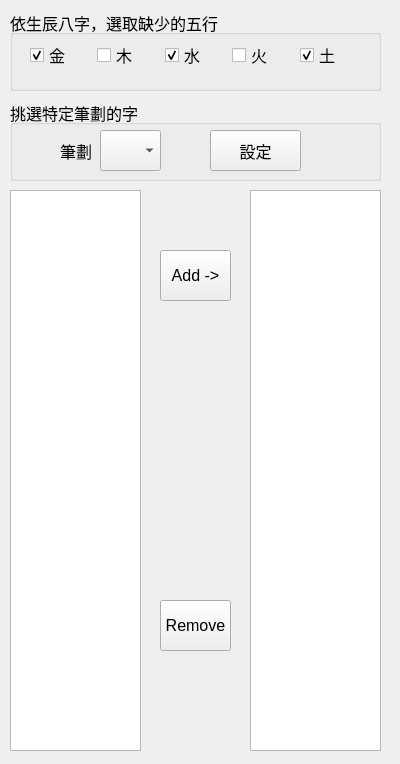
This is SelectWord.ui in maticchiu/Naming as Qt 5 draws it before an edit. The edited form follows.
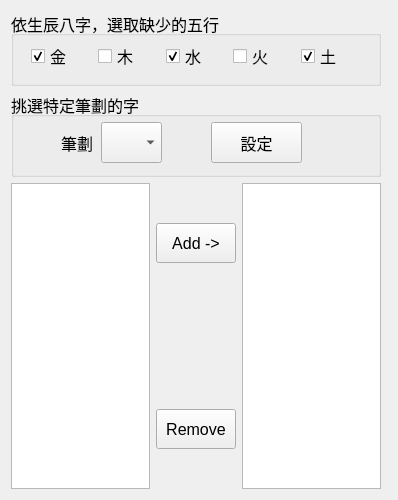
This is the edited form.

Diff of the .ui file:
```diff
--- a/SelectWord.ui
+++ b/SelectWord.ui
@@ -6,10 +6,16 @@
    <rect>
     <x>0</x>
     <y>0</y>
-    <width>400</width>
-    <height>764</height>
+    <width>394</width>
+    <height>500</height>
    </rect>
   </property>
+  <property name="sizePolicy">
+   <sizepolicy hsizetype="Fixed" vsizetype="Preferred">
+    <horstretch>0</horstretch>
+    <verstretch>0</verstretch>
+   </sizepolicy>
+  </property>
   <property name="font">
    <font>
     <pointsize>12</pointsize>
@@ -18,14 +24,20 @@
   <property name="windowTitle">
    <string>Select Words</string>
   </property>
+  <layout class="QFormLayout" name="formLayout">
+   <item row="1" column="0">
   <widget class="QGroupBox" name="groupBox_2">
-   <property name="geometry">
-    <rect>
-     <x>10</x>
-     <y>10</y>
-     <width>371</width>
-     <height>81</height>
-    </rect>
+     <property name="sizePolicy">
+      <sizepolicy hsizetype="Fixed" vsizetype="Fixed">
+       <horstretch>0</horstretch>
+       <verstretch>0</verstretch>
+      </sizepolicy>
+     </property>
+     <property name="minimumSize">
+      <size>
+       <width>370</width>
+       <height>75</height>
+      </size>
    </property>
    <property name="title">
     <string>依生辰八字，選取缺少的五行</string>
@@ -87,70 +99,20 @@
     </layout>
    </widget>
   </widget>
-  <widget class="QListWidget" name="listWidget_WordList">
-   <property name="geometry">
-    <rect>
-     <x>10</x>
-     <y>190</y>
-     <width>131</width>
-     <height>561</height>
-    </rect>
-   </property>
-   <property name="font">
-    <font>
-     <pointsize>12</pointsize>
-    </font>
-   </property>
-  </widget>
-  <widget class="QPushButton" name="pushButton_AddWord">
-   <property name="geometry">
-    <rect>
-     <x>160</x>
-     <y>250</y>
-     <width>71</width>
-     <height>51</height>
-    </rect>
-   </property>
-   <property name="text">
-    <string>Add -&gt;</string>
-   </property>
-  </widget>
-  <widget class="QPushButton" name="pushButton_RemoveWord">
-   <property name="geometry">
-    <rect>
-     <x>160</x>
-     <y>600</y>
-     <width>71</width>
-     <height>51</height>
-    </rect>
-   </property>
-   <property name="text">
-    <string>Remove</string>
-   </property>
-  </widget>
-  <widget class="QListWidget" name="listWidget_SelectedWord">
-   <property name="geometry">
-    <rect>
-     <x>250</x>
-     <y>190</y>
-     <width>131</width>
-     <height>561</height>
-    </rect>
-   </property>
-   <property name="font">
-    <font>
-     <pointsize>12</pointsize>
-    </font>
-   </property>
-  </widget>
+   </item>
+   <item row="2" column="0">
   <widget class="QGroupBox" name="groupBox">
-   <property name="geometry">
-    <rect>
-     <x>10</x>
-     <y>100</y>
-     <width>371</width>
-     <height>81</height>
-    </rect>
+     <property name="sizePolicy">
+      <sizepolicy hsizetype="Fixed" vsizetype="Fixed">
+       <horstretch>0</horstretch>
+       <verstretch>0</verstretch>
+      </sizepolicy>
+     </property>
+     <property name="minimumSize">
+      <size>
+       <width>370</width>
+       <height>85</height>
+      </size>
    </property>
    <property name="title">
     <string>挑選特定筆劃的字</string>
@@ -197,6 +159,123 @@
     </property>
    </widget>
   </widget>
+   </item>
+   <item row="3" column="1">
+    <spacer name="verticalSpacer">
+     <property name="orientation">
+      <enum>Qt::Vertical</enum>
+     </property>
+     <property name="sizeType">
+      <enum>QSizePolicy::Maximum</enum>
+     </property>
+     <property name="sizeHint" stdset="0">
+      <size>
+       <width>0</width>
+       <height>800</height>
+      </size>
+     </property>
+    </spacer>
+   </item>
+   <item row="3" column="0">
+    <layout class="QGridLayout" name="gridLayout" rowstretch="1,0,4,0,1">
+     <item row="0" column="1" rowspan="5">
+      <widget class="QListWidget" name="listWidget_WordList">
+       <property name="sizePolicy">
+        <sizepolicy hsizetype="Expanding" vsizetype="Expanding">
+         <horstretch>0</horstretch>
+         <verstretch>0</verstretch>
+        </sizepolicy>
+       </property>
+       <property name="font">
+        <font>
+         <pointsize>12</pointsize>
+        </font>
+       </property>
+      </widget>
+     </item>
+     <item row="0" column="2">
+      <spacer name="verticalSpacer_3">
+       <property name="orientation">
+        <enum>Qt::Vertical</enum>
+       </property>
+       <property name="sizeHint" stdset="0">
+        <size>
+         <width>20</width>
+         <height>40</height>
+        </size>
+       </property>
+      </spacer>
+     </item>
+     <item row="1" column="2">
+      <widget class="QPushButton" name="pushButton_AddWord">
+       <property name="minimumSize">
+        <size>
+         <width>0</width>
+         <height>40</height>
+        </size>
+       </property>
+       <property name="text">
+        <string>Add -&gt;</string>
+       </property>
+      </widget>
+     </item>
+     <item row="2" column="2">
+      <spacer name="verticalSpacer_2">
+       <property name="orientation">
+        <enum>Qt::Vertical</enum>
+       </property>
+       <property name="sizeHint" stdset="0">
+        <size>
+         <width>20</width>
+         <height>40</height>
+        </size>
+       </property>
+      </spacer>
+     </item>
+     <item row="3" column="2">
+      <widget class="QPushButton" name="pushButton_RemoveWord">
+       <property name="minimumSize">
+        <size>
+         <width>0</width>
+         <height>40</height>
+        </size>
+       </property>
+       <property name="text">
+        <string>Remove</string>
+       </property>
+      </widget>
+     </item>
+     <item row="0" column="3" rowspan="5">
+      <widget class="QListWidget" name="listWidget_SelectedWord">
+       <property name="sizePolicy">
+        <sizepolicy hsizetype="Expanding" vsizetype="Expanding">
+         <horstretch>0</horstretch>
+         <verstretch>1</verstretch>
+        </sizepolicy>
+       </property>
+       <property name="font">
+        <font>
+         <pointsize>12</pointsize>
+        </font>
+       </property>
+      </widget>
+     </item>
+     <item row="4" column="2">
+      <spacer name="verticalSpacer_4">
+       <property name="orientation">
+        <enum>Qt::Vertical</enum>
+       </property>
+       <property name="sizeHint" stdset="0">
+        <size>
+         <width>20</width>
+         <height>40</height>
+        </size>
+       </property>
+      </spacer>
+     </item>
+    </layout>
+   </item>
+  </layout>
  </widget>
  <resources/>
  <connections/>
```
Lines whose indentation alone changed are shown as unchanged.
